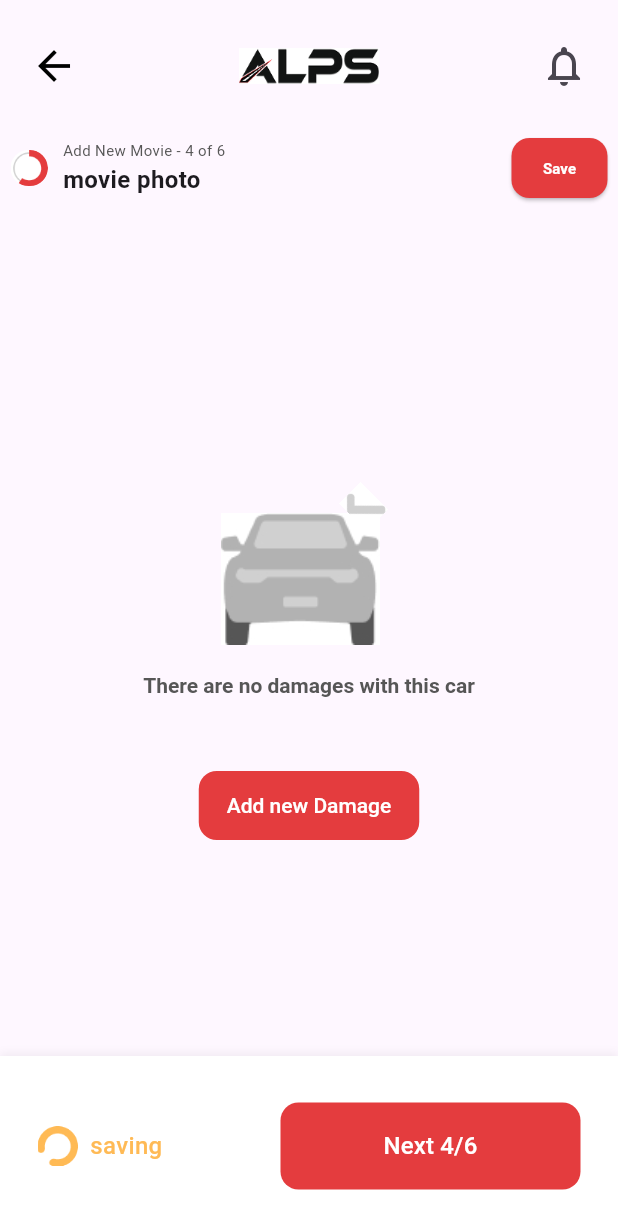
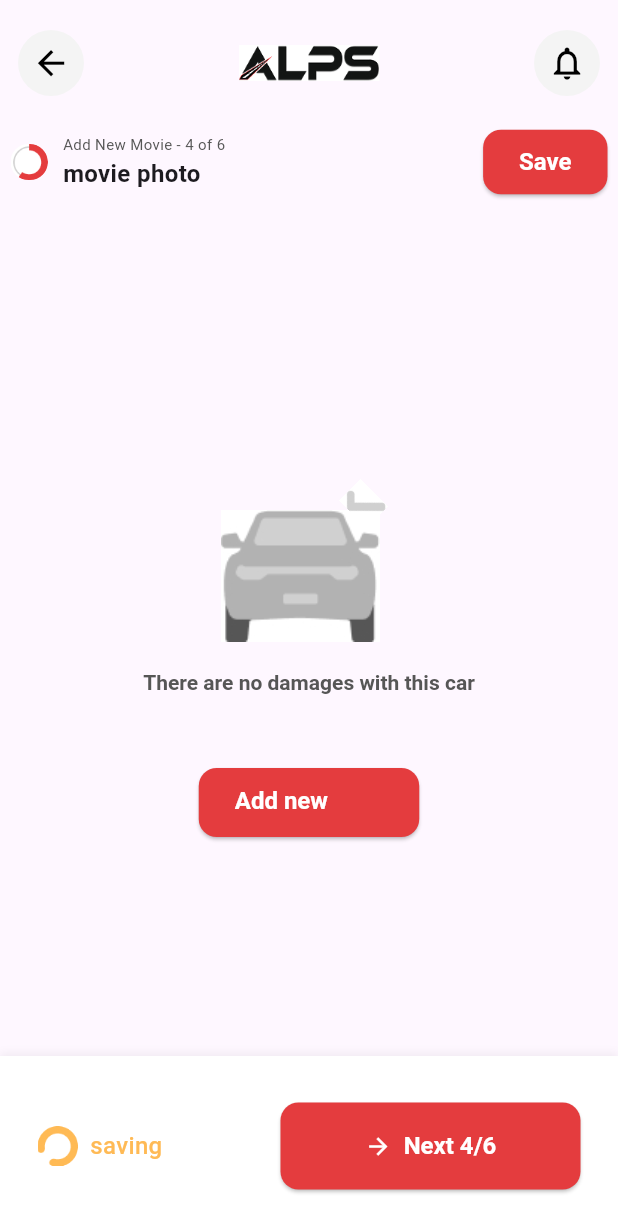
Before and after one commit to helalraed/my_flutter_app, a Flutter app: the MovieDetailsPage screen opened directly with empty values, on a phone screen of 412 x 824 dp. Shown: the top 1232 px of the screen. Run offline on Flutter 3.47's test engine with Material 3 defaults, Android fonts, the phone set to English and light mode, and no system bars; our stand-ins replace get; network calls fail; Roboto replaces fonts that are missing (DM Sans).

Commit message:
Moved project files to root

```diff
--- a/lib/components/custom_icon_button.dart
+++ /dev/null
@@ -1,20 +0,0 @@
-import 'package:flutter/material.dart';
-
-class CustomIconButton extends StatelessWidget {
-  final Icon icon;
-  final VoidCallback onPressed;
-
-  const CustomIconButton({
-    Key? key,
-    required this.icon,
-    required this.onPressed,
-  }) : super(key: key);
-
-  @override
-  Widget build(BuildContext context) {
-    return IconButton(
-      icon: icon,
-      onPressed: onPressed,
-    );
-  }
-}
--- /dev/null
+++ b/lib/core/Widget/shared_main_button.dart
@@ -0,0 +1,70 @@
+import 'package:flutter/material.dart';
+enum ButtonType { text, icon }
+class SharedMainButton extends StatelessWidget {
+  final String label;
+  final VoidCallback onPressed;
+  final ButtonType type;
+  final IconData? icon;
+
+  const SharedMainButton({
+    Key? key,
+    required this.label,
+    required this.onPressed,
+    this.type = ButtonType.text,
+    this.icon,
+  }) : super(key: key);
+
+  @override
+  Widget build(BuildContext context) {
+    return ElevatedButton(
+      onPressed: onPressed,
+      style: ElevatedButton.styleFrom(
+        padding: const EdgeInsets.symmetric(horizontal: 24, vertical: 12),
+        shape: RoundedRectangleBorder(borderRadius: BorderRadius.circular(12)),
+        textStyle: const TextStyle(fontSize: 16, fontWeight: FontWeight.bold),
+        backgroundColor: const Color(0xFFE43C3E), // أحمر
+      ),
+      child: type == ButtonType.icon && icon != null
+          ? Row(
+        mainAxisSize: MainAxisSize.min,
+        children: [
+          Icon(icon, color: Colors.white),
+          const SizedBox(width: 8),
+          Text(label, style: const TextStyle(color: Colors.white)),
+        ],
+      )
+          : Text(label, style: const TextStyle(color: Colors.white)),
+    );
+  }
+}
+class SharedIconButton extends StatelessWidget {
+  final IconData icon;
+  final VoidCallback onPressed;
+  final Color backgroundColor;
+  final double size;
+
+  const SharedIconButton({
+    Key? key,
+    required this.icon,
+    required this.onPressed,
+    this.backgroundColor = const Color(0xFFF4F4F4),
+    this.size = 44,
+  }) : super(key: key);
+
+  @override
+  Widget build(BuildContext context) {
+    return Material(
+      color: backgroundColor,
+      shape: const CircleBorder(),
+      child: InkWell(
+        customBorder: const CircleBorder(),
+        onTap: onPressed,
+        child: SizedBox(
+          width: size,
+          height: size,
+          child: Icon(icon, size: size * 0.6, color: Colors.black),
+        ),
+      ),
+    );
+  }
+}
--- a/lib/movie_details_page.dart
+++ b/lib/movie_details_page.dart
@@ -1,7 +1,7 @@
 import 'package:flutter/material.dart';
-import 'components/custom_icon_button.dart';
 import 'movie.dart';
 import 'dart:math';
+import 'package:untitled1/core/Widget/shared_main_button.dart';
 
 class MovieDetailsPage extends StatelessWidget {
   final Movie movie;
@@ -20,12 +20,9 @@ class MovieDetailsPage extends StatelessWidget {
               child: Row(
                 mainAxisAlignment: MainAxisAlignment.spaceBetween,
                 children: [
-                  Padding(
-                    padding: const EdgeInsets.only(right: 10.0),
-                    child: CustomIconButton(
-                      icon: Icon(Icons.arrow_back, size: 32, color: Colors.black),
+                  SharedIconButton(
+                    icon: Icons.arrow_back,
                     onPressed: () => Navigator.pop(context),
-                    ),
                   ),
                   ClipRRect(
                     child: Image.asset(
@@ -35,12 +32,9 @@ class MovieDetailsPage extends StatelessWidget {
                       fit: BoxFit.cover,
                     ),
                   ),
-                  Padding(
-                    padding: const EdgeInsets.only(left: 10.0),
-                    child: CustomIconButton(
-                      icon: Icon(Icons.notifications_none, size: 32),
+                  SharedIconButton(
+                    icon: Icons.notifications_none,
                     onPressed: () {},
-                    ),
                   ),
                 ],
               ),
@@ -84,27 +78,9 @@ class MovieDetailsPage extends StatelessWidget {
                       ],
                     ),
                   ),
-                  Padding(
-                    padding: const EdgeInsets.only(left: 10.0),
-                    child: ElevatedButton(
+                  SharedMainButton(
+                    label: 'Save',
                     onPressed: () {},
-                      style: ElevatedButton.styleFrom(
-                        backgroundColor: Color(0xFFE43C3E),
-                        shape: RoundedRectangleBorder(
-                          borderRadius: BorderRadius.circular(12),
-                        ),
-                        padding: EdgeInsets.symmetric(horizontal: 20, vertical: 12),
-                      ),
-                      child: const Text(
-                        'Save',
-                        style: TextStyle(
-                          fontSize: 10,
-                          fontWeight: FontWeight.w700,
-                          color: Colors.white,
-                          fontFamily: 'DM Sans',
-                        ),
-                      ),
-                    ),
                   ),
                 ],
               ),
@@ -129,12 +105,11 @@ class MovieDetailsPage extends StatelessWidget {
                               fontFamily: 'DM Sans',
                               fontWeight: FontWeight.w700,
                               fontSize: 14,
-                              height: 1.0, // = 14px line-height ÷ 14px font-size
+                              height: 1.0,
                               letterSpacing: 0.0,
                               color: Color(0xff565656),
                             ),
                           ),
-
                         ),
                       ),
                       Positioned(
@@ -143,13 +118,11 @@ class MovieDetailsPage extends StatelessWidget {
                         top: 0,
                         child: Center(
                           child: Container(
-
                             width: 117.45,
                             height: 130,
                           ),
                         ),
                       ),
-                      // ✅ صورة السيارة
                       Positioned(
                         left: 61.27,
                         top: 41.81,
@@ -159,26 +132,22 @@ class MovieDetailsPage extends StatelessWidget {
                           decoration: BoxDecoration(
                             image: DecorationImage(
                               image: AssetImage('assets/car.jpg'),
-
                             ),
                           ),
                         ),
                       ),
-                      // ✅ صورة Vector داخل الـ Container الأخضر
-
                       Positioned(
                         top: 27.46,
                         left: 136.97,
                         child: Transform.rotate(
-                    angle: pi / 4, // 45 درجة بالراديان
+                          angle: pi / 4,
                           child: Image.asset(
                             'assets/Vector.jpg',
-                      width: 38.83510904605877,
-                      height: 20.21397746777321,
+                            width: 38.83,
+                            height: 20.21,
                           ),
                         ),
                       ),
-
                       Positioned(
                         bottom: 0,
                         left: 0,
@@ -188,26 +157,9 @@ class MovieDetailsPage extends StatelessWidget {
                           child: SizedBox(
                             width: 147,
                             height: 46,
-                            child: ElevatedButton(
+                            child: SharedMainButton(
+                              label: 'Add new Damage',
                               onPressed: () {},
-                              style: ElevatedButton.styleFrom(
-                                backgroundColor: Color(0xffE43C3E),
-                                shape: RoundedRectangleBorder(
-                                  borderRadius: BorderRadius.circular(12),
-                                ),
-                                shadowColor: Colors.transparent,
-                                elevation: 0,
-                                padding: const EdgeInsets.only(top: 12.0 , right: 16, bottom: 12 , left: 16),
-                              ),
-                              child: const Text(
-                                'Add new Damage',
-                                style: TextStyle(
-                                  fontWeight: FontWeight.w500,
-                                  fontSize: 14,
-                                  color: Colors.white,
-                                  letterSpacing: 0,
-                                ),
-                              ),
                             ),
                           ),
                         ),
@@ -263,25 +215,11 @@ class MovieDetailsPage extends StatelessWidget {
                   SizedBox(
                     width: 200,
                     height: 58,
-                    child: ElevatedButton(
+                    child: SharedMainButton(
+                      label: 'Next 4/6',
+                      icon: Icons.arrow_forward,
+                      type: ButtonType.icon,
                       onPressed: () {},
-                      style: ElevatedButton.styleFrom(
-                        backgroundColor: const Color(0xffE43C3E),
-                        shape: RoundedRectangleBorder(
-                          borderRadius: BorderRadius.circular(12),
-                        ),
-                        shadowColor: Colors.transparent,
-                        elevation: 0,
-                        padding: const EdgeInsets.all(12),
-                      ),
-                      child: const Text(
-                        ' Next 4/6 ',
-                        style: TextStyle(
-                          fontWeight: FontWeight.w500,
-                          fontSize: 16,
-                          color: Colors.white,
-                        ),
-                      ),
                     ),
                   ),
                 ],
--- a/lib/movie_page.dart
+++ b/lib/movie_page.dart
@@ -1,9 +1,10 @@
 import 'package:flutter/material.dart';
 import 'package:get/get.dart';
-import 'components/custom_icon_button.dart';
 import 'movie_controller.dart';
 import 'movie_tile.dart';
 import 'movie_details_page.dart';
+import 'package:untitled1/core/Widget/shared_main_button.dart';
+ // ← استيراد الزر المشترك
 
 class MoviePage extends StatelessWidget {
   @override
@@ -35,8 +36,8 @@ class MoviePage extends StatelessWidget {
           children: [
             Row(
               children: [
-                CustomIconButton(
-                  icon: Icon(Icons.arrow_back, size: 32, color: Colors.black),
+                SharedIconButton(
+                  icon: Icons.arrow_back,
                   onPressed: () => Navigator.pop(context),
                 ),
                 Expanded(
@@ -51,14 +52,14 @@ class MoviePage extends StatelessWidget {
                     ),
                   ),
                 ),
-                CustomIconButton(
-                  icon: Icon(Icons.notifications_none, size: 32),
+                SharedIconButton(
+                  icon: Icons.notifications_none,
                   onPressed: () {},
                 ),
               ],
             ),
+
             SizedBox(height: 20),
-            // تم إزالة Positioned واستخدمت Padding بدلاً منه
             Row(
               mainAxisAlignment: MainAxisAlignment.start,
               children: [
@@ -91,22 +92,9 @@ class MoviePage extends StatelessWidget {
                     ),
                   ),
                 ),
-                ElevatedButton(
+                SharedMainButton(
+                  label: 'Save',
                   onPressed: () {},
-                  style: ElevatedButton.styleFrom(
-                    backgroundColor: Color(0xFFE43C3E),
-                    shape: RoundedRectangleBorder(borderRadius: BorderRadius.circular(12)),
-                    padding: EdgeInsets.symmetric(horizontal: 16, vertical: 12),
-                  ),
-                  child: const Text(
-                    'Save',
-                    style: TextStyle(
-                      fontSize: 10,
-                      fontWeight: FontWeight.w700,
-                      color: Colors.white,
-                      fontFamily: 'DM Sans',
-                    ),
-                  ),
                 ),
               ],
             ),
@@ -239,10 +227,7 @@ class MoviePage extends StatelessWidget {
                     width: 344,
                     height: 279,
                     child: Padding(
-                      padding: EdgeInsets.only(
-                        right: 0,
-                        bottom: 0,
-                      ),
+                      padding: EdgeInsets.only(right: 0, bottom: 0),
                       child: Column(
                         crossAxisAlignment: CrossAxisAlignment.start,
                         children: [
@@ -310,30 +295,18 @@ class MoviePage extends StatelessWidget {
                       ),
                       Text(
                         '04:51 PM',
-                        style: TextStyle(fontSize: 14, color: Color(0xFF747474), fontFamily: 'DM Sans' , fontWeight: FontWeight.w400),
+                        style: TextStyle(fontSize: 14, color: Color(0xFF747474), fontFamily: 'DM Sans', fontWeight: FontWeight.w400),
                       ),
                     ],
                   ),
                   SizedBox(
                     width: 200,
                     height: 58,
-                    child: ElevatedButton(
+                    child: SharedMainButton(
+                      label: 'Next 4/6',
+                      icon: Icons.arrow_forward,
+                      type: ButtonType.icon,
                       onPressed: () {},
-                      style: ElevatedButton.styleFrom(
-                        backgroundColor: Color(0xFFE43C3E),
-                        shape: RoundedRectangleBorder(borderRadius: BorderRadius.circular(12)),
-                        padding: EdgeInsets.all(16),
-                        elevation: 0,
-                      ),
-                      child: Text(
-                        'Next 4/6',
-                        style: TextStyle(
-                          color: Colors.white,
-                          fontSize: 16,
-                          fontWeight: FontWeight.w500,
-                          fontFamily: 'DM Sans',
-                        ),
-                      ),
                     ),
                   ),
                 ],
```
Lines whose indentation alone changed are shown as unchanged.
